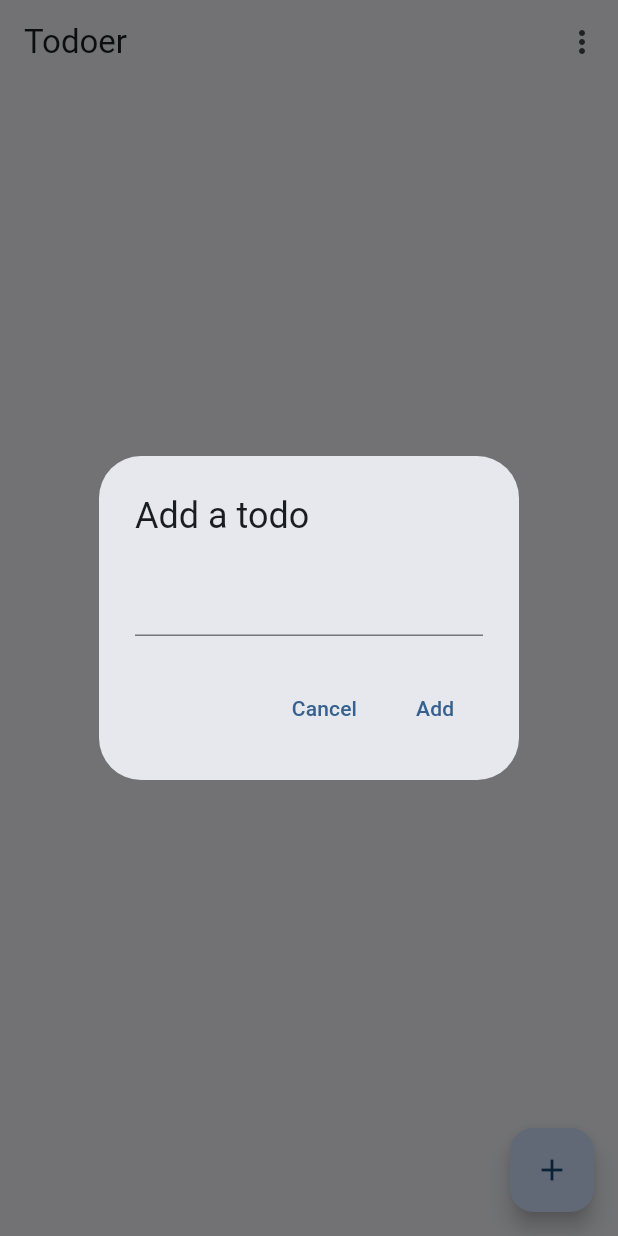
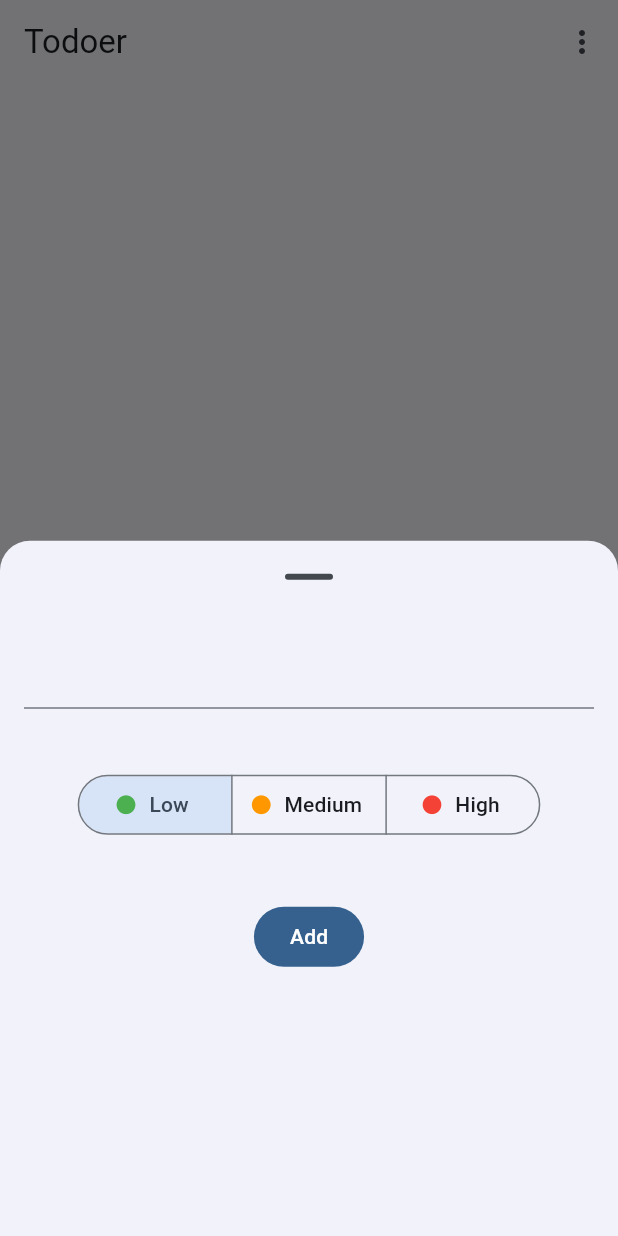
Before and after one commit to EnderNight/Todoer, a Flutter app: the screen it shows after launch, after a tap on the "add" icon, on a phone screen of 412 x 824 dp. Run offline on Flutter 3.47's test engine with Material 3 defaults, Android fonts, the phone set to English and light mode, and no system bars; our stand-ins replace equatable, flutter_bloc, hive, hive_flutter; accounts and stored records are empty; generated files the repository leaves out were written again.

Commit message:
finished adding priorities

```diff
--- a/lib/presentation/cubits/todo_cubit.dart
+++ b/lib/presentation/cubits/todo_cubit.dart
@@ -6,10 +6,17 @@ import 'package:equatable/equatable.dart';
 part 'todo_state.dart';
 
 enum TodoSortType {
-  creationDate,
-  alpha,
+  high,
+  medium,
+  low,
   done,
-  todo,
+  todo;
+
+  TodoPriority get priority => switch (this) {
+        high => TodoPriority.high,
+        low => TodoPriority.low,
+        _ => TodoPriority.medium,
+      };
 }
 
 class TodoCubit extends Cubit<TodoState> {
@@ -18,18 +25,23 @@ class TodoCubit extends Cubit<TodoState> {
   TodoCubit(this.repository)
       : super(const TodoState(
           [],
-          TodoSortType.creationDate,
+          TodoSortType.todo,
         ));
 
   void _sortTodos(List<Todo> todos, [TodoSortType? sortType]) {
     if (sortType != null && sortType == state.sortType) return;
 
     switch (sortType ?? state.sortType) {
-      case TodoSortType.creationDate:
-        todos.sort((t1, t2) => t1.creationDate.compareTo(t2.creationDate));
-        break;
-      case TodoSortType.alpha:
-        todos.sort((t1, t2) => t1.title.compareTo(t2.title));
+      case TodoSortType.high:
+      case TodoSortType.medium:
+      case TodoSortType.low:
+        todos.sort((t1, t2) => t1.priority == t2.priority
+            ? 0
+            : t1.priority == (sortType ?? state.sortType).priority
+                ? -1
+                : t2.priority == (sortType ?? state.sortType).priority
+                    ? 1
+                    : 0);
         break;
       case TodoSortType.done:
         todos.sort((t1, t2) => t1.isDone == t2.isDone
--- a/lib/presentation/views/todo_list_view.dart
+++ b/lib/presentation/views/todo_list_view.dart
@@ -2,6 +2,7 @@ import 'package:flutter/material.dart';
 import 'package:flutter_bloc/flutter_bloc.dart';
 import 'package:todoer/domain/todo.dart';
 import 'package:todoer/presentation/cubits/todo_cubit.dart';
+import 'package:todoer/presentation/widgets/todo_sheet_widget.dart';
 import 'package:todoer/presentation/widgets/todo_tile_widget.dart';
 
 class TodoListView extends StatelessWidget {
@@ -19,6 +20,28 @@ class TodoListView extends StatelessWidget {
     todoCubit.deleteTodo(todoCubit.state.todos[index]);
   }
 
+  void _onTodoUpdate(
+      BuildContext context, String title, TodoPriority priority, int index) {
+    final todoCubit = context.read<TodoCubit>();
+
+    todoCubit.updateTodo(todoCubit.state.todos[index].copyWith(
+      title: title,
+      priority: priority,
+    ));
+  }
+
+  void _ontTodoAdd(BuildContext context, String title, TodoPriority priority) {
+    final todoCubit = context.read<TodoCubit>();
+
+    final todo = Todo(
+      title: title,
+      creationDate: DateTime.now(),
+      priority: priority,
+    );
+
+    todoCubit.addTodo(todo);
+  }
+
   @override
   Widget build(BuildContext context) {
     return Scaffold(
@@ -31,12 +54,16 @@ class TodoListView extends StatelessWidget {
               },
               itemBuilder: (_) => [
                     const PopupMenuItem<TodoSortType>(
-                      value: TodoSortType.creationDate,
-                      child: Text('Creation date'),
+                      value: TodoSortType.high,
+                      child: Text('High'),
                     ),
                     const PopupMenuItem<TodoSortType>(
-                      value: TodoSortType.alpha,
-                      child: Text('Alphabetically'),
+                      value: TodoSortType.medium,
+                      child: Text('Medium'),
+                    ),
+                    const PopupMenuItem<TodoSortType>(
+                      value: TodoSortType.low,
+                      child: Text('Low'),
                     ),
                     const PopupMenuItem<TodoSortType>(
                       value: TodoSortType.todo,
@@ -64,6 +91,8 @@ class TodoListView extends StatelessWidget {
               todo: state.todos[index],
               onToggle: (_) => _onTodoToggle(context, index),
               onDelete: () => _onTodoDelete(context, index),
+              onTodoUpdate: (title, priority) =>
+                  _onTodoUpdate(context, title, priority, index),
             ),
             separatorBuilder: (_, __) => const Divider(
               indent: 20,
@@ -75,40 +104,18 @@ class TodoListView extends StatelessWidget {
       floatingActionButton: FloatingActionButton(
         tooltip: 'Add a todo',
         onPressed: () {
-          final todoCubit = context.read<TodoCubit>();
-
-          showDialog(
+          showModalBottomSheet(
               context: context,
-              builder: (context) {
-                final controller = TextEditingController();
-
-                return AlertDialog(
-                  title: const Text('Add a todo'),
-                  actions: [
-                    TextButton(
-                      onPressed: () {
-                        Navigator.of(context).pop();
-                      },
-                      child: const Text('Cancel'),
-                    ),
-                    TextButton(
-                      onPressed: () {
-                        final title = controller.text;
-                        final todo = Todo(
-                          title: title,
-                          creationDate: DateTime.now(),
-                          priority: TodoPriority.low,
-                        );
-
-                        todoCubit.addTodo(todo);
-
-                        Navigator.of(context).pop();
-                      },
-                      child: const Text('Add'),
-                    ),
-                  ],
-                  content: TextField(controller: controller),
-                );
+              showDragHandle: true,
+              shape: const RoundedRectangleBorder(
+                borderRadius: BorderRadius.vertical(top: Radius.circular(20)),
+              ),
+              builder: (_) {
+                return TodoSheetWidget(
+                    shouldClear: true,
+                    validateBtnText: 'Add',
+                    onValidate: (title, priority) =>
+                        _ontTodoAdd(context, title, priority));
               });
         },
         child: const Icon(Icons.add),
--- a/lib/presentation/widgets/todo_sheet_widget.dart
+++ b/lib/presentation/widgets/todo_sheet_widget.dart
@@ -1,14 +1,18 @@
 import 'package:flutter/material.dart';
 import 'package:todoer/domain/todo.dart';
-import 'package:todoer/presentation/cubits/todo_cubit.dart';
-import 'package:flutter_bloc/flutter_bloc.dart';
 
 class TodoSheetWidget extends StatefulWidget {
-  final Todo todo;
+  final Todo? todo;
+  final String validateBtnText;
+  final void Function(String title, TodoPriority priority) onValidate;
+  final bool shouldClear;
 
   const TodoSheetWidget({
     super.key,
-    required this.todo,
+    this.todo,
+    required this.validateBtnText,
+    required this.onValidate,
+    required this.shouldClear,
   });
 
   @override
@@ -16,13 +20,16 @@ class TodoSheetWidget extends StatefulWidget {
 }
 
 class _TodoSheetWidgetState extends State<TodoSheetWidget> {
+  final _formKey = GlobalKey<FormState>();
+  late TodoPriority selectedPriority;
   late final TextEditingController controller;
 
   @override
   void initState() {
     super.initState();
 
-    controller = TextEditingController(text: widget.todo.title);
+    controller = TextEditingController(text: widget.todo?.title);
+    selectedPriority = widget.todo?.priority ?? TodoPriority.low;
   }
 
   @override
@@ -36,21 +43,73 @@ class _TodoSheetWidgetState extends State<TodoSheetWidget> {
   Widget build(BuildContext context) {
     return Padding(
       padding: const EdgeInsets.all(16.0),
+      child: Form(
+        key: _formKey,
         child: Column(
           children: [
-          TextField(
+            TextFormField(
+              validator: (value) {
+                if (value == null || value.isEmpty) {
+                  return 'Please, enter a title.';
+                }
+                return null;
+              },
               controller: controller,
             ),
-          const SizedBox(height: 80),
+            const SizedBox(height: 40),
+            SegmentedButton<TodoPriority>(
+              segments: const [
+                ButtonSegment(
+                  value: TodoPriority.low,
+                  label: Text('Low'),
+                  icon: Icon(
+                    Icons.circle,
+                    size: 15,
+                    color: Colors.green,
+                  ),
+                ),
+                ButtonSegment(
+                  value: TodoPriority.medium,
+                  label: Text('Medium'),
+                  icon: Icon(
+                    Icons.circle,
+                    size: 15,
+                    color: Colors.orange,
+                  ),
+                ),
+                ButtonSegment(
+                  value: TodoPriority.high,
+                  label: Text('High'),
+                  icon: Icon(
+                    Icons.circle,
+                    size: 15,
+                    color: Colors.red,
+                  ),
+                ),
+              ],
+              showSelectedIcon: false,
+              selected: {selectedPriority},
+              onSelectionChanged: (selection) {
+                setState(() {
+                  selectedPriority = selection.first;
+                });
+              },
+            ),
+            const SizedBox(height: 40),
             FilledButton.icon(
               onPressed: () {
-              final newTodo = widget.todo.copyWith(title: controller.text);
+                if (_formKey.currentState!.validate()) {
+                  widget.onValidate(controller.text, selectedPriority);
 
-              context.read<TodoCubit>().updateTodo(newTodo);
+                  if (widget.shouldClear) {
+                    controller.clear();
+                  }
+                }
               },
-            label: const Text('Update'),
+              label: Text(widget.validateBtnText),
             ),
           ],
+        ),
       ),
     );
   }
```
Also changed, not shown: lib/presentation/widgets/todo_tile_widget.dart (+29 -2 lines). Lines whose indentation alone changed are shown as unchanged.
